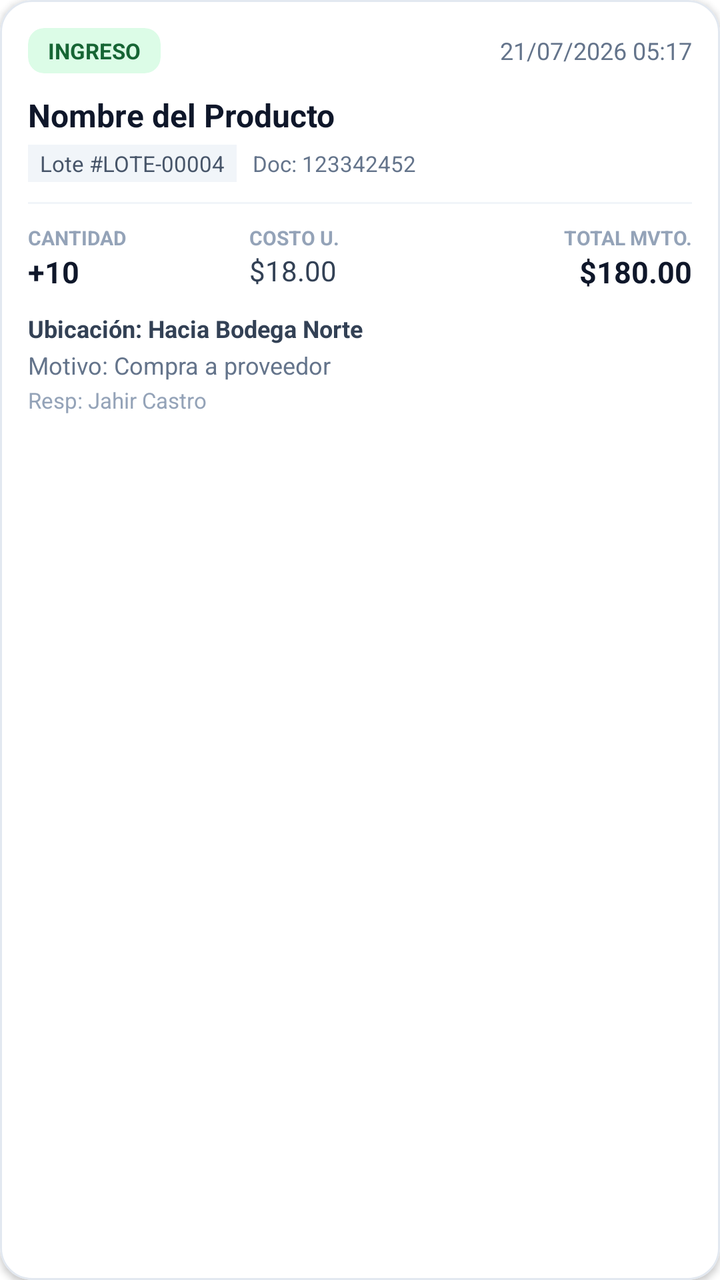
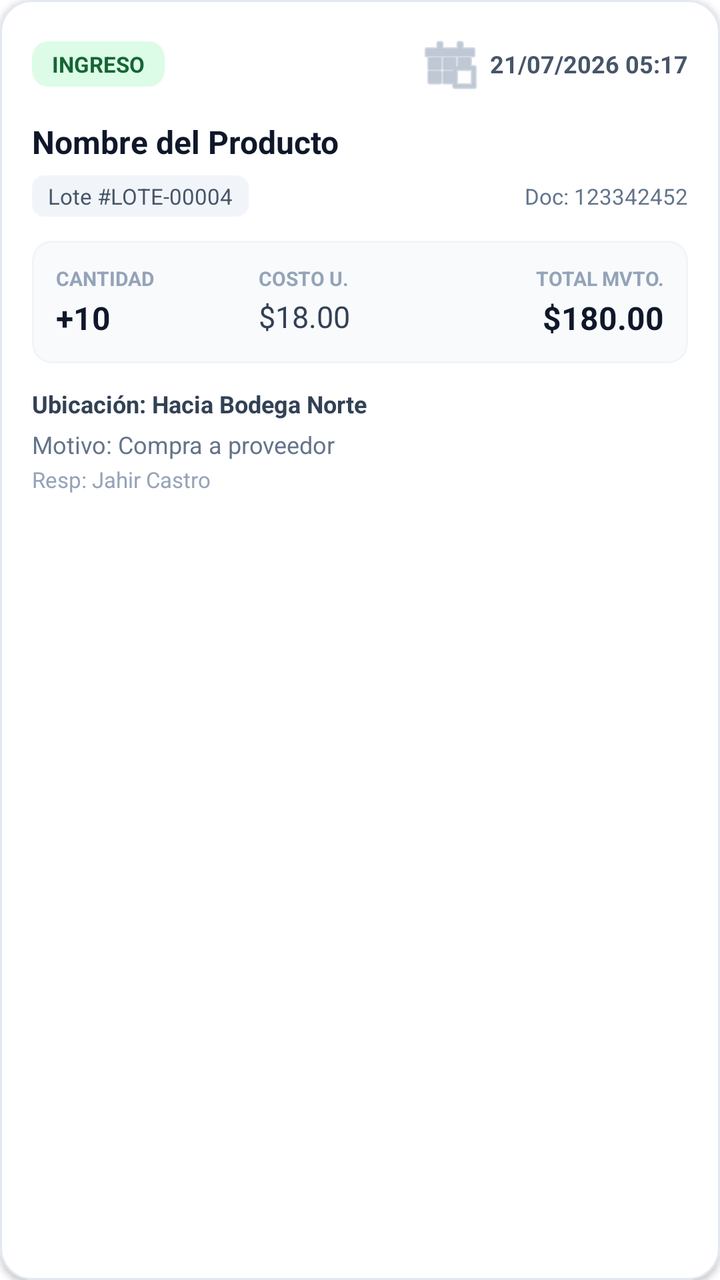

The first picture is an Android layout as it rendered before a commit; the second is the same layout after the commit. The layout source and the unified diff follow.
<!-- AndroidManifest.xml: application theme Theme.MaterialComponents.Light.NoActionBar -->
<!-- res/layout/item_kardex_movimiento.xml -->
<?xml version="1.0" encoding="utf-8"?>
<com.google.android.material.card.MaterialCardView xmlns:android="http://schemas.android.com/apk/res/android"
    xmlns:app="http://schemas.android.com/apk/res-auto"
    android:layout_width="match_parent"
    android:layout_height="wrap_content"
    android:layout_marginHorizontal="12dp"
    android:layout_marginVertical="6dp"
    app:cardBackgroundColor="#FFFFFF"
    app:cardCornerRadius="16dp"
    app:cardElevation="2dp"
    app:strokeColor="#E2E8F0"
    app:strokeWidth="1dp">

    <LinearLayout
        android:layout_width="match_parent"
        android:layout_height="wrap_content"
        android:orientation="vertical"
        android:padding="14dp">

        
        <LinearLayout
            android:layout_width="match_parent"
            android:layout_height="wrap_content"
            android:gravity="center_vertical"
            android:orientation="horizontal">

            <com.google.android.material.card.MaterialCardView
                android:id="@+id/cardTipoBadge"
                android:layout_width="wrap_content"
                android:layout_height="wrap_content"
                app:cardBackgroundColor="#DCFCE7"
                app:cardCornerRadius="8dp"
                app:cardElevation="0dp">

                <TextView
                    android:id="@+id/tvTipoMovimiento"
                    android:layout_width="wrap_content"
                    android:layout_height="wrap_content"
                    android:paddingHorizontal="10dp"
                    android:paddingVertical="4dp"
                    android:text="INGRESO"
                    android:textColor="#166534"
                    android:textSize="11sp"
                    android:textStyle="bold" />
            </com.google.android.material.card.MaterialCardView>

            <View
                android:layout_width="0dp"
                android:layout_height="1dp"
                android:layout_weight="1" />

            <TextView
                android:id="@+id/tvFechaHora"
                android:layout_width="wrap_content"
                android:layout_height="wrap_content"
                android:text="21/07/2026 05:17"
                android:textColor="#64748B"
                android:textSize="12sp" />
        </LinearLayout>

        
        <TextView
            android:id="@+id/tvProductoNombre"
            android:layout_width="wrap_content"
            android:layout_height="wrap_content"
            android:layout_marginTop="10dp"
            android:text="Nombre del Producto"
            android:textColor="#0F172A"
            android:textSize="16sp"
            android:textStyle="bold" />

        <LinearLayout
            android:layout_width="match_parent"
            android:layout_height="wrap_content"
            android:layout_marginTop="4dp"
            android:orientation="horizontal">

            <TextView
                android:id="@+id/tvLote"
                android:layout_width="wrap_content"
                android:layout_height="wrap_content"
                android:background="#F1F5F9"
                android:paddingHorizontal="6dp"
                android:paddingVertical="2dp"
                android:text="Lote #LOTE-00004"
                android:textColor="#475569"
                android:textSize="11sp" />

            <TextView
                android:id="@+id/tvDocReferencia"
                android:layout_width="wrap_content"
                android:layout_height="wrap_content"
                android:layout_marginStart="8dp"
                android:text="Doc: 123342452"
                android:textColor="#64748B"
                android:textSize="11sp" />
        </LinearLayout>

        <View
            android:layout_width="match_parent"
            android:layout_height="1dp"
            android:layout_marginVertical="10dp"
            android:background="#F1F5F9" />

        
        <LinearLayout
            android:layout_width="match_parent"
            android:layout_height="wrap_content"
            android:baselineAligned="false"
            android:orientation="horizontal"
            android:weightSum="3">

            <LinearLayout
                android:layout_width="0dp"
                android:layout_height="wrap_content"
                android:layout_weight="1"
                android:orientation="vertical">

                <TextView
                    android:layout_width="wrap_content"
                    android:layout_height="wrap_content"
                    android:text="CANTIDAD"
                    android:textColor="#94A3B8"
                    android:textSize="10sp"
                    android:textStyle="bold" />

                <TextView
                    android:id="@+id/tvCantidad"
                    android:layout_width="wrap_content"
                    android:layout_height="wrap_content"
                    android:text="+10"
                    android:textColor="#0F172A"
                    android:textSize="15sp"
                    android:textStyle="bold" />
            </LinearLayout>

            <LinearLayout
                android:layout_width="0dp"
                android:layout_height="wrap_content"
                android:layout_weight="1"
                android:orientation="vertical">

                <TextView
                    android:layout_width="wrap_content"
                    android:layout_height="wrap_content"
                    android:text="COSTO U."
                    android:textColor="#94A3B8"
                    android:textSize="10sp"
                    android:textStyle="bold" />

                <TextView
                    android:id="@+id/tvCostoUnitario"
                    android:layout_width="wrap_content"
                    android:layout_height="wrap_content"
                    android:text="$18.00"
                    android:textColor="#334155"
                    android:textSize="14sp" />
            </LinearLayout>

            <LinearLayout
                android:layout_width="0dp"
                android:layout_height="wrap_content"
                android:layout_weight="1"
                android:gravity="end"
                android:orientation="vertical">

                <TextView
                    android:layout_width="wrap_content"
                    android:layout_height="wrap_content"
                    android:text="TOTAL MVTO."
                    android:textColor="#94A3B8"
                    android:textSize="10sp"
                    android:textStyle="bold" />

                <TextView
                    android:id="@+id/tvTotalMovimiento"
                    android:layout_width="wrap_content"
                    android:layout_height="wrap_content"
                    android:text="$180.00"
                    android:textColor="#0F172A"
                    android:textSize="15sp"
                    android:textStyle="bold" />
            </LinearLayout>
        </LinearLayout>

        
        <LinearLayout
            android:layout_width="match_parent"
            android:layout_height="wrap_content"
            android:layout_marginTop="10dp"
            android:orientation="vertical">

            <TextView
                android:id="@+id/tvUbicacion"
                android:layout_width="wrap_content"
                android:layout_height="wrap_content"
                android:text="Ubicación: Hacia Bodega Norte"
                android:textColor="#334155"
                android:textSize="12sp"
                android:textStyle="bold" />

            <TextView
                android:id="@+id/tvMotivo"
                android:layout_width="wrap_content"
                android:layout_height="wrap_content"
                android:layout_marginTop="2dp"
                android:text="Motivo: Compra a proveedor"
                android:textColor="#64748B"
                android:textSize="12sp" />

            <TextView
                android:id="@+id/tvUsuario"
                android:layout_width="wrap_content"
                android:layout_height="wrap_content"
                android:layout_marginTop="2dp"
                android:text="Resp: Jahir Castro"
                android:textColor="#94A3B8"
                android:textSize="11sp" />
        </LinearLayout>

    </LinearLayout>
</com.google.android.material.card.MaterialCardView>
<!-- resources referenced by this layout -->
<resources>

</resources>

<!-- the commit's change to res/layout/item_kardex_movimiento.xml (unified diff, before → after) -->
@@ -15,9 +15,9 @@
         android:layout_width="match_parent"
         android:layout_height="wrap_content"
         android:orientation="vertical"
-        android:padding="14dp">
-
-        
+        android:padding="16dp">
+
+
         <LinearLayout
             android:layout_width="match_parent"
             android:layout_height="wrap_content"
@@ -30,7 +30,8 @@
                 android:layout_height="wrap_content"
                 app:cardBackgroundColor="#DCFCE7"
                 app:cardCornerRadius="8dp"
-                app:cardElevation="0dp">
+                app:cardElevation="0dp"
+                app:strokeWidth="0dp">
 
                 <TextView
                     android:id="@+id/tvTipoMovimiento"
@@ -53,9 +54,14 @@
                 android:id="@+id/tvFechaHora"
                 android:layout_width="wrap_content"
                 android:layout_height="wrap_content"
+                android:drawableStart="@android:drawable/ic_menu_today"
+                android:drawablePadding="4dp"
+                android:drawableTint="#94A3B8"
+                android:gravity="center_vertical"
                 android:text="21/07/2026 05:17"
-                android:textColor="#64748B"
-                android:textSize="12sp" />
+                android:textColor="#475569"
+                android:textSize="12sp"
+                android:textStyle="bold" />
         </LinearLayout>
 
         
@@ -63,131 +69,149 @@
             android:id="@+id/tvProductoNombre"
             android:layout_width="wrap_content"
             android:layout_height="wrap_content"
-            android:layout_marginTop="10dp"
+            android:layout_marginTop="12dp"
             android:text="Nombre del Producto"
             android:textColor="#0F172A"
             android:textSize="16sp"
             android:textStyle="bold" />
 
-        <LinearLayout
-            android:layout_width="match_parent"
-            android:layout_height="wrap_content"
-            android:layout_marginTop="4dp"
-            android:orientation="horizontal">
-
-            <TextView
-                android:id="@+id/tvLote"
-                android:layout_width="wrap_content"
-                android:layout_height="wrap_content"
-                android:background="#F1F5F9"
-                android:paddingHorizontal="6dp"
-                android:paddingVertical="2dp"
-                android:text="Lote #LOTE-00004"
-                android:textColor="#475569"
-                android:textSize="11sp" />
+        <RelativeLayout
+            android:layout_width="match_parent"
+            android:layout_height="wrap_content"
+            android:layout_marginTop="6dp">
+
+            <com.google.android.material.card.MaterialCardView
+                android:layout_width="wrap_content"
+                android:layout_height="wrap_content"
+                android:layout_alignParentStart="true"
+                android:layout_centerVertical="true"
+                app:cardBackgroundColor="#F1F5F9"
+                app:cardCornerRadius="6dp"
+                app:cardElevation="0dp"
+                app:strokeWidth="0dp">
+
+                <TextView
+                    android:id="@+id/tvLote"
+                    android:layout_width="wrap_content"
+                    android:layout_height="wrap_content"
+                    android:paddingHorizontal="8dp"
+                    android:paddingVertical="3dp"
+                    android:text="Lote #LOTE-00004"
+                    android:textColor="#475569"
+                    android:textSize="11sp" />
+            </com.google.android.material.card.MaterialCardView>
 
             <TextView
                 android:id="@+id/tvDocReferencia"
                 android:layout_width="wrap_content"
                 android:layout_height="wrap_content"
-                android:layout_marginStart="8dp"
+                android:layout_alignParentEnd="true"
+                android:layout_centerVertical="true"
                 android:text="Doc: 123342452"
                 android:textColor="#64748B"
                 android:textSize="11sp" />
-        </LinearLayout>
-
-        <View
-            android:layout_width="match_parent"
-            android:layout_height="1dp"
-            android:layout_marginVertical="10dp"
-            android:background="#F1F5F9" />
+        </RelativeLayout>
+
+        
+        <com.google.android.material.card.MaterialCardView
+            android:layout_width="match_parent"
+            android:layout_height="wrap_content"
+            android:layout_marginVertical="12dp"
+            app:cardBackgroundColor="#F8FAFC"
+            app:cardCornerRadius="10dp"
+            app:cardElevation="0dp"
+            app:strokeColor="#F1F5F9"
+            app:strokeWidth="1dp">
+
+            <LinearLayout
+                android:layout_width="match_parent"
+                android:layout_height="wrap_content"
+                android:baselineAligned="false"
+                android:orientation="horizontal"
+                android:padding="12dp"
+                android:weightSum="3">
+
+                <LinearLayout
+                    android:layout_width="0dp"
+                    android:layout_height="wrap_content"
+                    android:layout_weight="1"
+                    android:orientation="vertical">
+
+                    <TextView
+                        android:layout_width="wrap_content"
+                        android:layout_height="wrap_content"
+                        android:text="CANTIDAD"
+                        android:textColor="#94A3B8"
+                        android:textSize="10sp"
+                        android:textStyle="bold" />
+
+                    <TextView
+                        android:id="@+id/tvCantidad"
+                        android:layout_width="wrap_content"
+                        android:layout_height="wrap_content"
+                        android:layout_marginTop="2dp"
+                        android:text="+10"
+                        android:textColor="#0F172A"
+                        android:textSize="16sp"
+                        android:textStyle="bold" />
+                </LinearLayout>
+
+                <LinearLayout
+                    android:layout_width="0dp"
+                    android:layout_height="wrap_content"
+                    android:layout_weight="1"
+                    android:orientation="vertical">
+
+                    <TextView
+                        android:layout_width="wrap_content"
+                        android:layout_height="wrap_content"
+                        android:text="COSTO U."
+                        android:textColor="#94A3B8"
+                        android:textSize="10sp"
+                        android:textStyle="bold" />
+
+                    <TextView
+                        android:id="@+id/tvCostoUnitario"
+                        android:layout_width="wrap_content"
+                        android:layout_height="wrap_content"
+                        android:layout_marginTop="2dp"
+                        android:text="$18.00"
+                        android:textColor="#334155"
+                        android:textSize="15sp" />
+                </LinearLayout>
+
+                <LinearLayout
+                    android:layout_width="0dp"
+                    android:layout_height="wrap_content"
+                    android:layout_weight="1"
+                    android:gravity="end"
+                    android:orientation="vertical">
+
+                    <TextView
+                        android:layout_width="wrap_content"
+                        android:layout_height="wrap_content"
+                        android:text="TOTAL MVTO."
+                        android:textColor="#94A3B8"
+                        android:textSize="10sp"
+                        android:textStyle="bold" />
+
+                    <TextView
+                        android:id="@+id/tvTotalMovimiento"
+                        android:layout_width="wrap_content"
+                        android:layout_height="wrap_content"
+                        android:layout_marginTop="2dp"
+                        android:text="$180.00"
+                        android:textColor="#0F172A"
+                        android:textSize="16sp"
+                        android:textStyle="bold" />
+                </LinearLayout>
+            </LinearLayout>
+        </com.google.android.material.card.MaterialCardView>
 
         
         <LinearLayout
             android:layout_width="match_parent"
             android:layout_height="wrap_content"
-            android:baselineAligned="false"
-            android:orientation="horizontal"
-            android:weightSum="3">
-
-            <LinearLayout
-                android:layout_width="0dp"
-                android:layout_height="wrap_content"
-                android:layout_weight="1"
-                android:orientation="vertical">
-
-                <TextView
-                    android:layout_width="wrap_content"
-                    android:layout_height="wrap_content"
-                    android:text="CANTIDAD"
-                    android:textColor="#94A3B8"
-                    android:textSize="10sp"
-                    android:textStyle="bold" />
-
-                <TextView
-                    android:id="@+id/tvCantidad"
-                    android:layout_width="wrap_content"
-                    android:layout_height="wrap_content"
-                    android:text="+10"
-                    android:textColor="#0F172A"
-                    android:textSize="15sp"
-                    android:textStyle="bold" />
-            </LinearLayout>
-
-            <LinearLayout
-                android:layout_width="0dp"
-                android:layout_height="wrap_content"
-                android:layout_weight="1"
-                android:orientation="vertical">
-
-                <TextView
-                    android:layout_width="wrap_content"
-                    android:layout_height="wrap_content"
-                    android:text="COSTO U."
-                    android:textColor="#94A3B8"
-                    android:textSize="10sp"
-                    android:textStyle="bold" />
-
-                <TextView
-                    android:id="@+id/tvCostoUnitario"
-                    android:layout_width="wrap_content"
-                    android:layout_height="wrap_content"
-                    android:text="$18.00"
-                    android:textColor="#334155"
-                    android:textSize="14sp" />
-            </LinearLayout>
-
-            <LinearLayout
-                android:layout_width="0dp"
-                android:layout_height="wrap_content"
-                android:layout_weight="1"
-                android:gravity="end"
-                android:orientation="vertical">
-
-                <TextView
-                    android:layout_width="wrap_content"
-                    android:layout_height="wrap_content"
-                    android:text="TOTAL MVTO."
-                    android:textColor="#94A3B8"
-                    android:textSize="10sp"
-                    android:textStyle="bold" />
-
-                <TextView
-                    android:id="@+id/tvTotalMovimiento"
-                    android:layout_width="wrap_content"
-                    android:layout_height="wrap_content"
-                    android:text="$180.00"
-                    android:textColor="#0F172A"
-                    android:textSize="15sp"
-                    android:textStyle="bold" />
-            </LinearLayout>
-        </LinearLayout>
-
-        
-        <LinearLayout
-            android:layout_width="match_parent"
-            android:layout_height="wrap_content"
-            android:layout_marginTop="10dp"
             android:orientation="vertical">
 
             <TextView
@@ -203,7 +227,7 @@
                 android:id="@+id/tvMotivo"
                 android:layout_width="wrap_content"
                 android:layout_height="wrap_content"
-                android:layout_marginTop="2dp"
+                android:layout_marginTop="4dp"
                 android:text="Motivo: Compra a proveedor"
                 android:textColor="#64748B"
                 android:textSize="12sp" />
